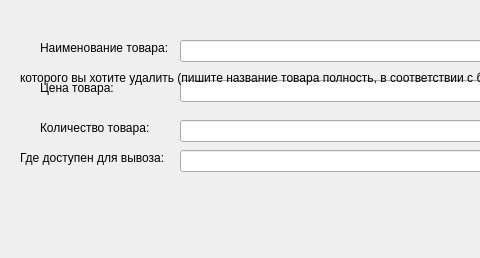
This is Add_Del_Window.ui in Horman-Oladushek/Project as Qt 5 draws it before an edit; both pictures show x 0 to 480 and y 0 to 258 of the 697 by 258 pixel window. The edited form follows.
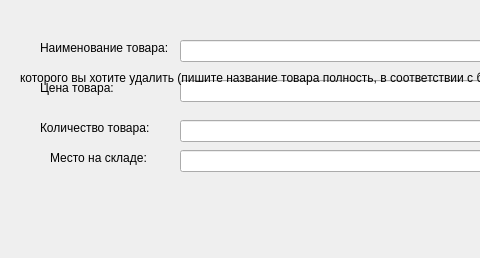
This is the edited form.

The edit to the form file:
```diff
--- a/Add_Del_Window.ui
+++ b/Add_Del_Window.ui
@@ -96,14 +96,14 @@
    <widget class="QLabel" name="label_where">
     <property name="geometry">
      <rect>
-      <x>20</x>
+      <x>50</x>
       <y>150</y>
       <width>161</width>
       <height>16</height>
      </rect>
     </property>
     <property name="text">
-     <string>Где доступен для вывоза:</string>
+     <string>Место на складе:</string>
     </property>
    </widget>
    <widget class="QPushButton" name="addButton">
```
Left out of the diff: 2 changed lines with no effect on the pictures.
